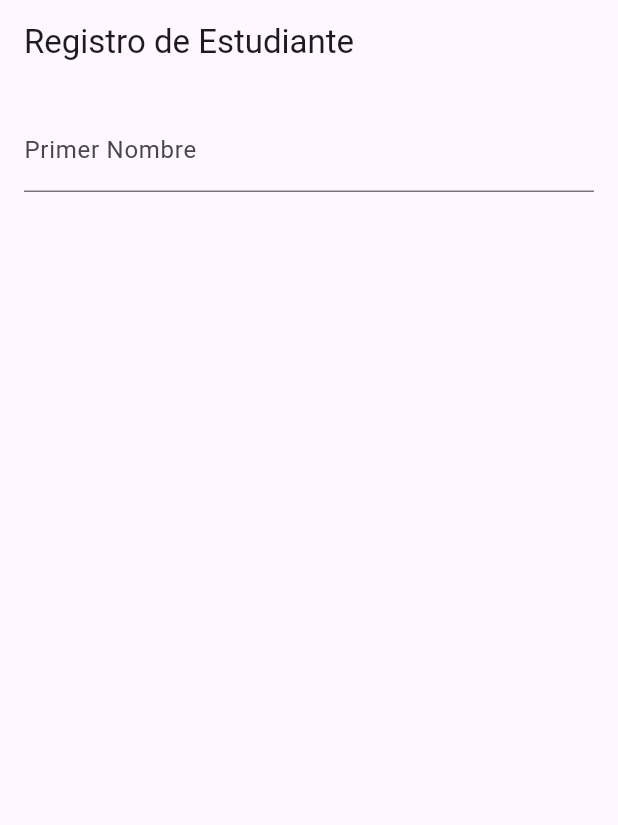
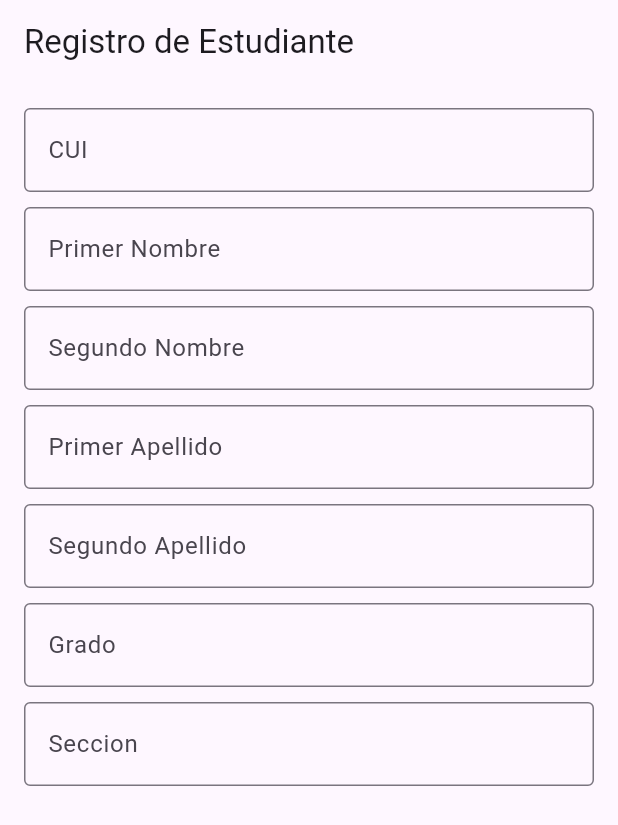
Before and after one commit to Atom-137/Proyecto-Graduacion, a Flutter app: the screen it shows after launch, on a phone screen of 412 x 824 dp. Shown: the top 825 px of the screen. Run offline on Flutter 3.47's test engine with Material 3 defaults, Android fonts, the phone set to English and light mode, and no system bars.

Commit message:
formulario para registro de estudiantes e input dinamico

```diff
--- a/lib/models/estudiante.dart
+++ b/lib/models/estudiante.dart
@@ -4,11 +4,16 @@ class Estudiante{
     String primerApellido;
     String segundoApellido;
     String cui;
+    String grado;
+    String seccion;
 
     Estudiante({required this.primerNombre,
                 required this.segundoNombre,
                 required this.primerApellido,
                 required this.segundoApellido,
-                required this.cui});
+                required this.cui,
+                required this.grado,
+                required this.seccion
+              });
 
 }
--- a/lib/pantallas/registro_estudiante_screen.dart
+++ b/lib/pantallas/registro_estudiante_screen.dart
@@ -1,6 +1,8 @@
 import 'package:app_notas_v2/providers/form_providers/form_estudiante_provider.dart';
 import 'package:flutter/material.dart';
 import 'package:provider/provider.dart';
+
+import '../widgets/widgets.dart';
 
 class RegistroEstudianteScreen extends StatelessWidget {
   const RegistroEstudianteScreen({super.key});
@@ -18,6 +20,7 @@ class _FormRegistroEstudiante extends StatelessWidget {
   Widget build(BuildContext context) {
     @override
     final formProvider = Provider.of<FormEstudianteProvider>(context);
+    // final TextEditingController primerNombre = TextEditingController();
 
     return Scaffold(
       appBar: AppBar( title: const Text('Registro de Estudiante')),
@@ -27,18 +30,85 @@ class _FormRegistroEstudiante extends StatelessWidget {
             padding: const EdgeInsets.all(16.0),
             child  : Column(
               children: [
-                TextFormField(
-                  decoration: const InputDecoration( labelText: 'Primer Nombre'),
-                  onChanged: ( valor ) => formProvider.primerNombre = valor,
-                  validator: ( valor ) {
-                    if (valor == null || valor.isEmpty){
+                // TextFormField(
 
-                      return ' Ingrese el Primer Nombre ';
-                    }
-                    else{
-                      return null;
-                    }
+                InputWidget(
+                    labelText : "CUI",
+                    hintText  : "Ingrese el CUI del Estudiante",
+                    validacion: ( valor ) {
+                      print( "valor validacion ");
+                      print( valor );
+                      return "PRUEBA ";
+                    },
+                    onChange: ( valor ) { formProvider.primerNombre = valor; },
+                  ),
+                SizedBox( height: 10),
+                InputWidget(
+                    labelText : "Primer Nombre",
+                    hintText  : "Ingrese el Primer Nombre",
+                    validacion: ( valor ) {
+
+                      //TODO: relizar la validacion
+                      print( "valor validacion ");
+                      print( valor );
+                      return "PRUEBA ";
+                    },
+                    onChange: ( valor ) { formProvider.primerNombre = valor; },
+                  ),
+                SizedBox( height: 10),
+                InputWidget(
+                     labelText : "Segundo Nombre",
+                     hintText  : "Ingrese el Segundo Nombre",
+                     validacion: ( valor ) {
+                       print( "valor validacion ");
+                       print( valor );
+                       return "PRUEBA ";
+                     },
+                     onChange: ( valor ) { formProvider.segundoNombre = valor; },
+                  ),
+                SizedBox( height: 10),
+                InputWidget(
+                  labelText : "Primer Apellido",
+                  hintText  : "Ingrese el Primer Apellido",
+                  validacion: ( valor ) {
+                    print( "valor validacion ");
+                    print( valor );
+                    return "PRUEBA ";
                   },
+                  onChange: ( valor ) { formProvider.primerApellido = valor; },
+                ),
+                SizedBox( height: 10),
+                InputWidget(
+                  labelText : "Segundo Apellido",
+                  hintText  :  "Ingrese el Segundo Apellido",
+                  validacion: ( valor ) {
+                    print( "valor validacion ");
+                    print( valor );
+                    return "PRUEBA ";
+                  },
+                  onChange: ( valor ) { formProvider.segundoApellido = valor; },
+                ),
+                SizedBox( height: 10),
+                InputWidget(
+                  labelText : "Grado",
+                  hintText  : "Ingrese el Grado del estudiante",
+                  validacion: ( valor ) {
+                    print( "valor validacion ");
+                    print( valor );
+                    return "PRUEBA ";
+                  },
+                  onChange: ( valor ) { formProvider.grado = valor; },
+                ),
+                SizedBox( height: 10),
+                InputWidget(
+                  labelText : "Seccion",
+                  hintText  : "Ingrese la seccion del Eestudiantew",
+                  validacion: ( valor ) {
+                    print( "valor validacion ");
+                    print( valor );
+                    return "PRUEBA ";
+                  },
+                  onChange: ( valor ) { formProvider.seccion = valor; },
                 )
               ],
             ),
--- a/lib/providers/form_providers/form_estudiante_provider.dart
+++ b/lib/providers/form_providers/form_estudiante_provider.dart
@@ -11,6 +11,8 @@ class FormEstudianteProvider with ChangeNotifier{
     String _primerApellido    = '';
     String _segundoApellido   = '';
     String _cui               = '';
+    String _grado             = '';
+    String _seccion           = '';
 
     String get primerNombre => _primerNombre;
 
@@ -53,14 +55,28 @@ class FormEstudianteProvider with ChangeNotifier{
 
     }
 
+    String get seccion => _seccion;
+
+    set seccion(String value) {
+      _seccion = value;
+    }
+
+    String get grado => _grado;
+
+    set grado(String value) {
+      _grado = value;
+    }
 
     Estudiante crearEstudainte(){
         return Estudiante(  primerNombre    : _primerNombre,
                             segundoNombre   : _segundoNombre,
                             primerApellido  : _primerApellido,
                             segundoApellido : _segundoApellido,
-                            cui: cui
+                            cui             : _cui,
+                            grado           : _grado,
+                            seccion         : _seccion
                         );
     }
 
-}
+
+  }
--- /dev/null
+++ b/lib/widgets/input_widget.dart
@@ -0,0 +1,41 @@
+import 'package:flutter/material.dart';
+
+
+class InputWidget extends StatelessWidget {
+  final String labelText;
+  final String hintText;
+  final bool obscureText;
+  final TextInputType keyboardType;
+  final IconData? icon;
+  final String? Function ( String? ) validacion;
+  final void Function(  String ) onChange;
+
+
+  InputWidget({
+    Key? key,
+    required this.labelText,
+    required this.hintText,
+    required this.validacion,
+    required this.onChange,
+    this.obscureText = false,
+    this.keyboardType = TextInputType.text,
+    this.icon
+
+  }) : super(key: key);
+
+  @override
+  Widget build(BuildContext context) {
+    return TextFormField(
+      obscureText: obscureText,
+      keyboardType: keyboardType,
+      decoration: InputDecoration(
+        labelText: labelText,
+        hintText: hintText,
+        prefixIcon: icon != null ? Icon(icon) : null,
+        border: OutlineInputBorder(),
+      ),
+      validator:  validacion,
+      onChanged: onChange,
+    );
+  }
+}
--- /dev/null
+++ b/lib/widgets/widgets.dart
@@ -0,0 +1 @@
+export 'input_widget.dart';
--- a/pubspec.yaml
+++ b/pubspec.yaml
@@ -18,6 +18,7 @@ dev_dependencies:
   flutter_test:
     sdk: flutter
 
+
   flutter_lints: ^3.0.0
 
 flutter:
```
